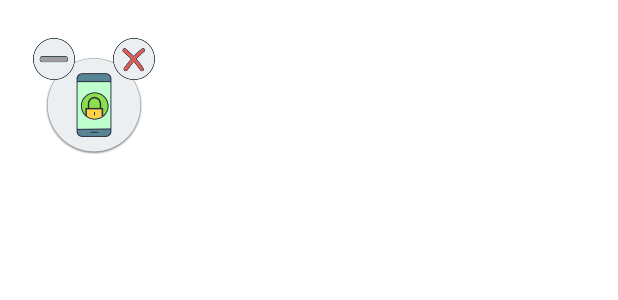
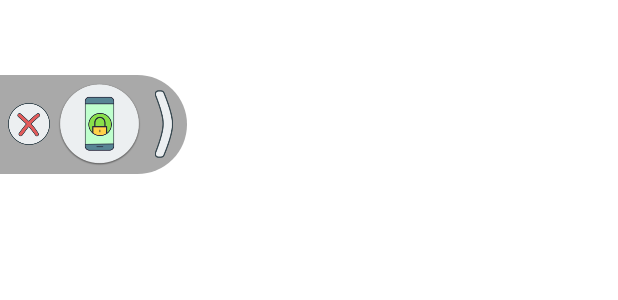
Before and after one commit to ntamim2006/BlockTouch, an Android app: the layout layout_floating_widget.xml on its own in the app's theme, with its tools: preview values and no code run, on a phone screen of 412 x 824 dp. Shown: the top 300 px of the screen. Run offline under Robolectric (Android 15) with nearby library versions, the phone set to English and light mode, and no system bars.

Commit message:
try back the move

```diff
--- /dev/null
+++ b/app/src/main/res/drawable/shape_with_corner_back.xml
@@ -0,0 +1,9 @@
+<?xml version="1.0" encoding="utf-8"?>
+<shape xmlns:android="http://schemas.android.com/apk/res/android">
+    <corners android:radius="1dp"
+        android:topLeftRadius="0dp"
+        android:topRightRadius="1000dp"
+        android:bottomLeftRadius="0dp"
+        android:bottomRightRadius="1000dp"/>
+    <solid android:color="#6B333333" />
+</shape>
--- a/app/src/main/res/layout/layout_floating_widget.xml
+++ b/app/src/main/res/layout/layout_floating_widget.xml
@@ -1,78 +1,86 @@
 <?xml version="1.0" encoding="utf-8"?>
 <FrameLayout xmlns:android="http://schemas.android.com/apk/res/android"
+    xmlns:app="http://schemas.android.com/apk/res-auto"
     xmlns:tools="http://schemas.android.com/tools"
     android:layout_width="match_parent"
     android:layout_height="match_parent"
-    android:layoutDirection="ltr"
-    >
+    android:layoutDirection="ltr">
 
-    <!-- this is the expanded layout -->
+
     <RelativeLayout
         android:id="@+id/layoutExpanded"
+
         android:layout_width="wrap_content"
         android:layout_height="wrap_content"
-        android:layout_gravity="start|top"
-        android:gravity="start|top"
-        android:orientation="horizontal"
-        android:visibility="visible">
-        <!--            android:background="@color/black"-->
+        android:layout_marginTop="50dp">
 
 
-        <TextView
-            android:id="@+id/textView"
-            android:layout_width="30dp"
+        <LinearLayout
+            android:id="@+id/lin"
+
+            android:layout_width="wrap_content"
             android:layout_height="wrap_content"
-            android:layout_alignParentStart="true"
-            android:layout_marginTop="38dp"
-            android:layout_marginBottom="30dp"
-            android:text=")"
-            android:textSize="36sp"
-            android:visibility="invisible" />
+            android:layout_gravity="start|top"
+            android:background="@drawable/shape_with_corner_back"
+            android:gravity="start|top"
+            android:orientation="horizontal"
+            android:visibility="visible">
+
+
+            <ImageView
+                android:id="@+id/button_minus"
+                android:layout_width="20dp"
+                android:layout_height="20dp"
+                android:src="@drawable/minus_btn_icon"
+                android:visibility="gone" />
+
+            <ImageView
+                android:id="@+id/exp_iv"
+                android:layout_width="28dp"
+                android:layout_height="28dp"
+                android:layout_alignParentStart="false"
+                android:layout_gravity="center_vertical"
+                android:layout_marginStart="5dp"
+                android:src="@drawable/close_btn_icon"
+                android:visibility="visible" />
+
+            <ImageView
+                android:id="@+id/actionButton"
+                android:layout_width="55dp"
+                android:layout_height="55dp"
+                android:layout_alignParentStart="true"
+                android:layout_gravity="center_vertical"
+                android:layout_marginStart="5dp"
+                android:layout_marginTop="5dp"
+                android:layout_marginEnd="5dp"
+                android:layout_marginBottom="5dp"
+                android:src="@drawable/lock_sign_open" />
+
+            <ImageView
+                android:id="@+id/drawer"
+                android:layout_width="25dp"
+                android:layout_height="45dp"
+                android:layout_gravity="center_vertical"
+                android:layout_marginTop="5dp"
+                android:layout_marginBottom="5dp"
+                android:paddingEnd="5dp"
+                android:src="@drawable/open_drawer_icon"
+                android:textColor="?android:attr/windowBackground"
+                android:textSize="36sp"
+                android:visibility="visible" />
+
+        </LinearLayout>
 
         <Button
             android:id="@+id/button"
             android:layout_width="match_parent"
             android:layout_height="match_parent"
-            android:layout_below="@id/actionButton"
+            android:layout_below="@id/lin"
             android:background="@null"
             android:onClick="onClick"
             android:text=""
             android:visibility="gone" />
+    </RelativeLayout>
 
-        <ImageView
-            android:id="@+id/actionButton"
-            android:layout_width="65dp"
-            android:layout_height="65dp"
-            android:layout_alignParentStart="true"
-            android:layout_marginStart="30dp"
-            android:layout_marginTop="38dp"
-            android:layout_marginEnd="30dp"
-            android:layout_marginBottom="30dp"
-            android:src="@drawable/lock_sign_open" />
-
-        <ImageView
-            android:id="@+id/exp_iv"
-            android:layout_width="28dp"
-            android:layout_height="28dp"
-            android:layout_alignParentStart="true"
-            android:layout_marginStart="75dp"
-            android:layout_marginTop="25dp"
-            android:layout_marginEnd="30dp"
-            android:layout_marginBottom="30dp"
-            android:src="@drawable/close_btn_icon"
-            android:visibility="visible" />
-
-        <ImageView
-            android:id="@+id/button_minus"
-            android:layout_width="28dp"
-            android:layout_height="28dp"
-            android:layout_alignParentStart="true"
-            android:layout_marginStart="22dp"
-            android:layout_marginTop="25dp"
-            android:layout_marginEnd="30dp"
-            android:layout_marginBottom="30dp"
-            android:src="@drawable/minus_btn_icon"
-            android:visibility="visible" />
-
-    </RelativeLayout>
+    <!-- this is the expanded layout -->
 </FrameLayout>
```
Also changed, not shown: app/src/main/java/com/nt/blocktouch/FloatingViewService.java (+93 -65 lines), app/src/main/res/drawable-v24/close_btn_icon_dimmed.png, app/src/main/res/drawable-v24/lock_sign_close_2_dimmed.png, app/src/main/res/drawable-v24/lock_sign_open_dimmed.png, app/src/main/res/drawable-v24/open_drawer_icon.png (added), app/src/main/res/drawable-v24/open_drawer_icon_dim.png (added).
